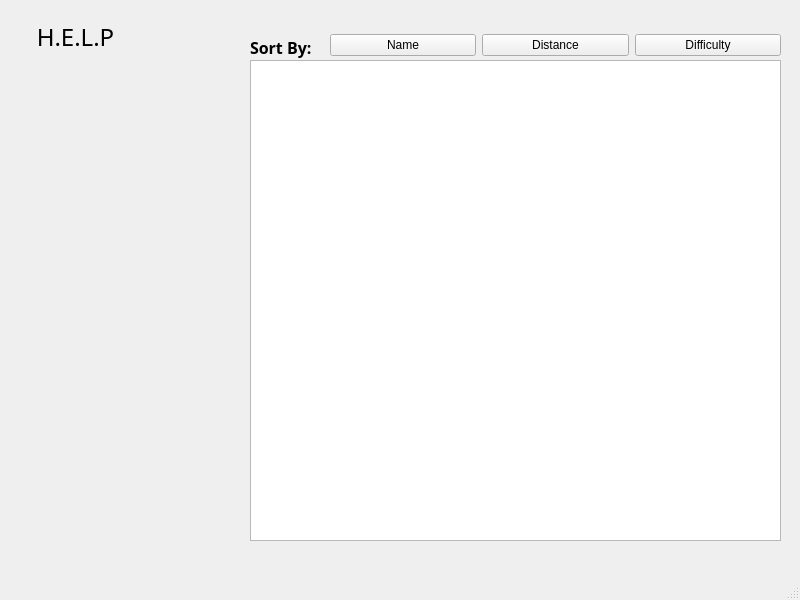
Qt form build-groupG-Desktop_Qt_5_15_1_MinGW_64_bit-Debug/groupG/menu.ui (vuandy50/GROUP_G) before a commit.
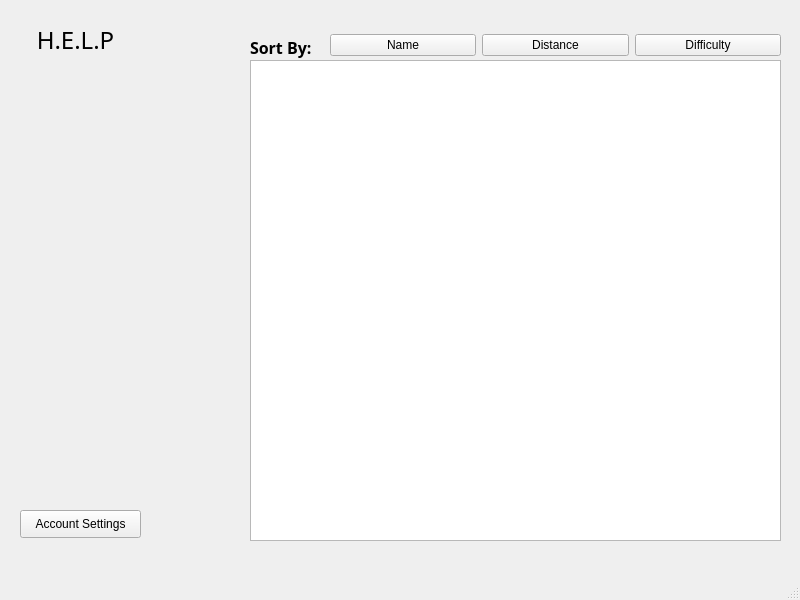
The same form after that commit.

Diff of the .ui file:
```diff
--- a/build-groupG-Desktop_Qt_5_15_1_MinGW_64_bit-Debug/groupG/menu.ui
+++ b/build-groupG-Desktop_Qt_5_15_1_MinGW_64_bit-Debug/groupG/menu.ui
@@ -20,7 +20,7 @@
       <x>20</x>
       <y>20</y>
       <width>111</width>
-      <height>31</height>
+      <height>41</height>
      </rect>
     </property>
     <property name="font">
@@ -123,6 +123,19 @@
      <string>Sort By:</string>
     </property>
    </widget>
+   <widget class="QPushButton" name="buttonAccount">
+    <property name="geometry">
+     <rect>
+      <x>20</x>
+      <y>510</y>
+      <width>121</width>
+      <height>28</height>
+     </rect>
+    </property>
+    <property name="text">
+     <string>Account Settings</string>
+    </property>
+   </widget>
   </widget>
   <widget class="QMenuBar" name="menubar">
    <property name="geometry">
```
